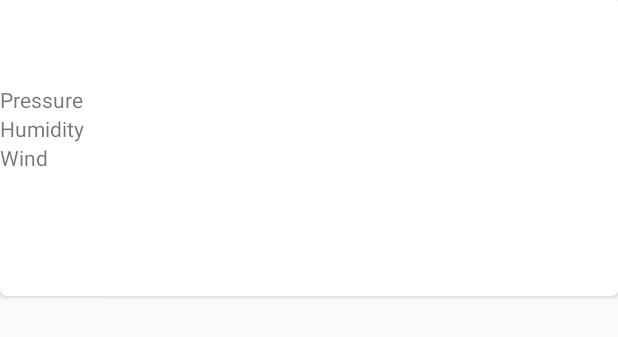
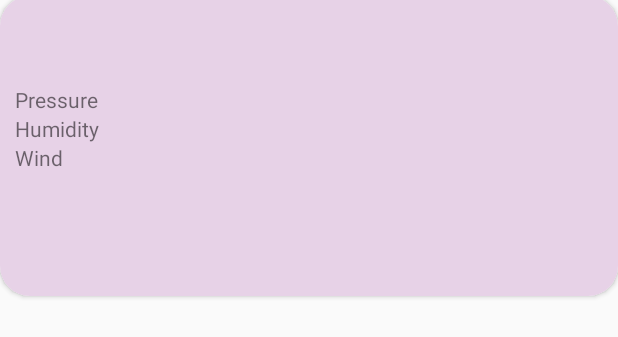
Before and after one commit to rusili56/NowFeedUpdate, an Android app: the layout second_card.xml on its own in the app's theme, with its tools: preview values and no code run, on a phone screen of 412 x 824 dp. Shown: the top 337 px of the screen. Run offline under Robolectric (Android 15) with nearby library versions, the phone set to English and light mode, and no system bars.

Commit message:
weather implemented, corners more round

```diff
--- a/app/src/main/res/layout/first_card.xml
+++ b/app/src/main/res/layout/first_card.xml
@@ -12,7 +12,7 @@
         android:layout_height="200dp"
         android:layout_gravity="center"
         android:layout_marginBottom="5dp"
-        card_view:cardCornerRadius="4dp"
+        card_view:cardCornerRadius="@dimen/corner_dim"
         card_view:cardElevation="@dimen/cardview_default_elevation"
         cardview:cardUseCompatPadding="true"
         >
--- a/app/src/main/res/layout/second_card.xml
+++ b/app/src/main/res/layout/second_card.xml
@@ -8,11 +8,12 @@
 
     <android.support.v7.widget.CardView xmlns:card_view="http://schemas.android.com/apk/res-auto"
         android:id="@+id/weather_CV"
+        android:background="@color/colorLightPink"
         android:layout_width="match_parent"
         android:layout_height="200dp"
         android:layout_gravity="center"
         android:layout_marginBottom="5dp"
-        card_view:cardCornerRadius="4dp"
+        card_view:cardCornerRadius="@dimen/corner_dim"
         card_view:cardElevation="@dimen/cardview_default_elevation"
         cardview:cardUseCompatPadding="true"
         >
@@ -20,6 +21,7 @@
             android:layout_width="match_parent"
             android:layout_height="match_parent"
             android:orientation="vertical"
+            android:background="@color/colorLightPink"
             android:gravity="left">
             <TextView
                 android:id="@+id/cityText"
@@ -36,6 +38,7 @@
                 android:layout_below="@id/cityText" />
 
             <TextView
+                android:layout_marginLeft="10dp"
                 android:id="@+id/weather_discription"
                 android:layout_width="wrap_content"
                 android:layout_height="wrap_content"
@@ -52,6 +55,7 @@
                 android:layout_toRightOf="@id/weather_discription"/>
 
             <TextView
+                android:layout_marginLeft="10dp"
                 android:id="@+id/pressLab"
                 android:layout_width="wrap_content"
                 android:layout_height="wrap_content"
@@ -69,6 +73,7 @@
                 style="@style/valData"/>
 
             <TextView
+                android:layout_marginLeft="10dp"
                 android:id="@+id/humLab"
                 android:layout_width="wrap_content"
                 android:layout_height="wrap_content"
@@ -86,6 +91,7 @@
                 style="@style/valData"/>
 
             <TextView
+                android:layout_marginLeft="10dp"
                 android:id="@+id/windLab"
                 android:layout_width="wrap_content"
                 android:layout_height="wrap_content"
--- a/app/src/main/res/layout/third_card.xml
+++ b/app/src/main/res/layout/third_card.xml
@@ -12,7 +12,7 @@
         android:layout_height="200dp"
         android:layout_gravity="center"
         android:layout_marginBottom="5dp"
-        card_view:cardCornerRadius="4dp"
+        card_view:cardCornerRadius="@dimen/corner_dim"
         card_view:cardElevation="@dimen/cardview_default_elevation"
         cardview:cardUseCompatPadding="true"
         >
--- a/app/src/main/res/values/colors.xml
+++ b/app/src/main/res/values/colors.xml
@@ -5,4 +5,5 @@
     <color name="colorAccent">#FF4081</color>
     <color name="colorTemp">#ff40ff</color>
     <color name="otherinfo">#9c6a9c</color>
+    <color name="colorLightPink">#e7d2e7</color>
 </resources>
--- a/app/src/main/res/values/dimens.xml
+++ b/app/src/main/res/values/dimens.xml
@@ -3,4 +3,5 @@
     <dimen name="activity_horizontal_margin">16dp</dimen>
     <dimen name="activity_vertical_margin">16dp</dimen>
     <dimen name="temp_dim">30dp</dimen>
+    <dimen name="corner_dim">20dp</dimen>
 </resources>
--- a/app/src/main/res/values/styles.xml
+++ b/app/src/main/res/values/styles.xml
@@ -11,12 +11,12 @@
     <style name="tempStyle" parent="Base.Theme.AppCompat.CompactMenu">
         <!-- Customize your theme here. -->
         <item name="android:textColor">@color/colorTemp</item>
-        <item name="android:textSize">30dp</item>
+        <item name="android:textSize">20dp</item>
     </style>
     <style name="valData" parent="Base.Theme.AppCompat.CompactMenu">
         <!-- Customize your theme here. -->
         <item name="android:textColor">@color/otherinfo</item>
-        <item name="android:textSize">20dp</item>
+        <item name="android:textSize">15dp</item>
     </style>
 
 
```
Also changed, not shown: app/src/main/java/com/example/nowfeed/SecondCardViewHolder.java (+16 -5 lines), app/src/main/java/model/WeatherRespond.java (+30 -0 lines).
